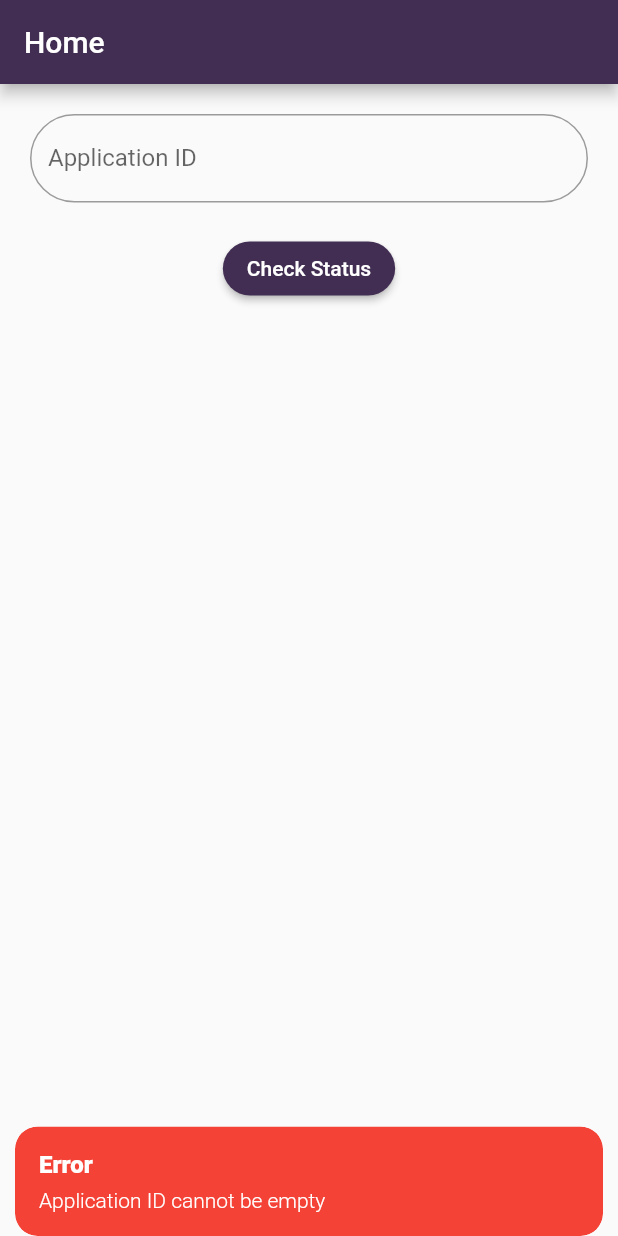
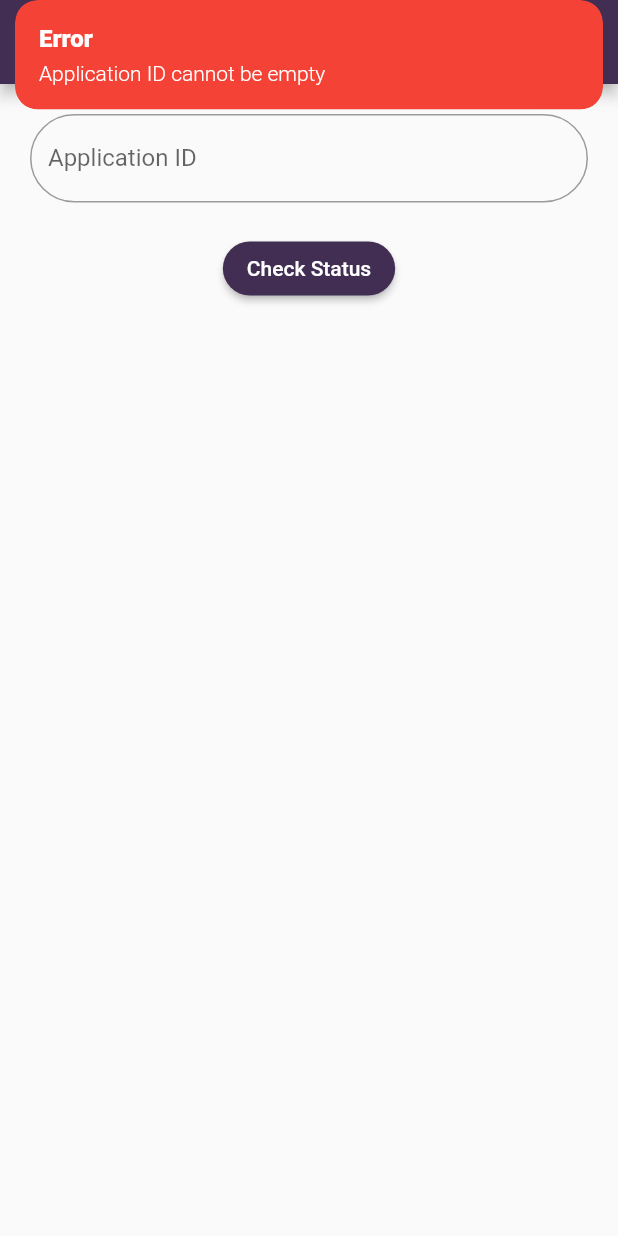
Before and after one commit to karan-17/meity-app2, a Flutter app: the screen it shows after launch, after a tap on "Check Status", on a phone screen of 412 x 824 dp. Run offline on Flutter 3.47's test engine with Material 2 defaults, Android fonts, the phone set to English and light mode, and no system bars; our stand-ins replace get; missing offline and left inert: postgres.

Commit message:
minor fixing

```diff
--- a/lib/database/app_database.dart
+++ b/lib/database/app_database.dart
@@ -151,8 +151,6 @@ class AppDatabase {
     return newStudentFuture;
   }
 
-
-
 //  Update Student Record
   Future<String> updateStudentRecord(String reg_id, String fname, String lname,
       String father_name, String aadhar, String avatar) async {
@@ -237,13 +235,13 @@ String fetchStatus = '';
           // print(fetchStatus.toString().substring(1,(fetchStatus.toString().length - 1)));
           newStudentFuture = 'fet';
         } else {
-          fetchStatus = 'Application Not Submitted';
+          fetchStatus = '_Application Not Submitted_';
           newStudentFuture = 'nop';
         }
       });
     } catch (exc) {
       newStudentFuture = 'exc';
-      fetchStatus = 'Something Went Wrong, try again later';
+      fetchStatus = '_Something Went Wrong, try again later_';
       exc.toString();
     }
     // print(fetchStatus.toString());
--- a/lib/main.dart
+++ b/lib/main.dart
@@ -21,6 +21,7 @@ class MyAppDesign extends StatelessWidget {
   @override
   Widget build(BuildContext context) {
     return GetMaterialApp(
+      debugShowCheckedModeBanner: false,
       color: Color(0xff422E53),
       initialRoute: '/',
       routes: {
--- a/lib/widgets/home.dart
+++ b/lib/widgets/home.dart
@@ -54,7 +54,7 @@ class _HomeState extends State<Home> {
                     Get.snackbar(
                       'Error',
                       'Application ID cannot be empty',
-                      snackPosition: SnackPosition.BOTTOM,
+                      snackPosition: SnackPosition.TOP,
                       backgroundColor: Colors.red,
                       colorText: Colors.white,
                     );
@@ -64,6 +64,25 @@ class _HomeState extends State<Home> {
                     CircularProgressIndicator();
                     String status = await db.getStudentStatus(_appController.value.text);
                     print('Status: $status');
+                    if(status == '_Application Not Submitted_'){
+                      Get.snackbar(
+                        'Error',
+                        'Application ID not found',
+                        snackPosition: SnackPosition.TOP,
+                        backgroundColor: Color(0xff932e56),
+                        colorText: Colors.white,
+                      );
+                    }
+                    else if(status=='_Something Went Wrong, try again later_'){
+                      Get.snackbar(
+                        'Error',
+                        'Something Went Wrong, try again later',
+                        snackPosition: SnackPosition.TOP,
+                        backgroundColor: Color(0xff932e56),
+                        colorText: Colors.white,
+                      );
+                    }
+                    else
                     Get.toNamed('/status', arguments: [status, _appController.value.text]);
                   }
                   // AppDatabase db = AppDatabase();
--- a/lib/widgets/status.dart
+++ b/lib/widgets/status.dart
@@ -19,9 +19,12 @@ class _StatusState extends State<Status> {
         title: Text('Status'),
       ),
       body: Center(
+        child: Padding(
+          padding: const EdgeInsets.all(20),
           child: Column(
             children: [
               Text('Application ID: ${Get.arguments[1]}'),
+              const SizedBox(height: 30),
               Row(
                 children: [
                   Text('Status: '),
@@ -31,6 +34,7 @@ class _StatusState extends State<Status> {
             ],
           ),
         ),
+      ),
     );
   }
 }
```
Also changed, not shown: 1 other file. Lines whose indentation alone changed are shown as unchanged.
